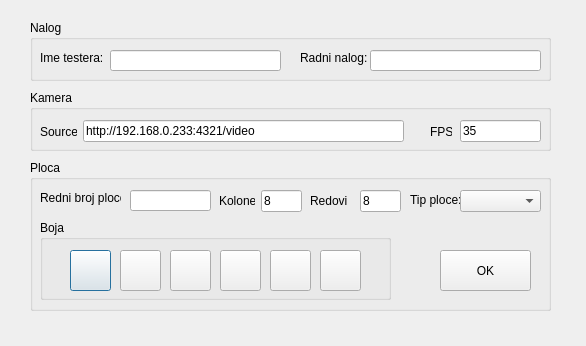
papa/DMV-Actual, file prijava.ui: the form before one commit.
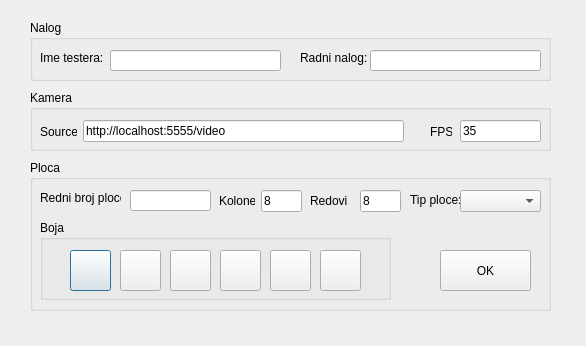
The form after the commit.

Commit message: poslednja nada

```diff
--- a/prijava.ui
+++ b/prijava.ui
@@ -107,7 +107,7 @@
      </rect>
     </property>
     <property name="text">
-     <string>http://192.168.0.233:4321/video</string>
+     <string>http://localhost:5555/video</string>
     </property>
    </widget>
    <widget class="QLineEdit" name="fpsLineEdit">
```
The commit also changes 2 other files.
